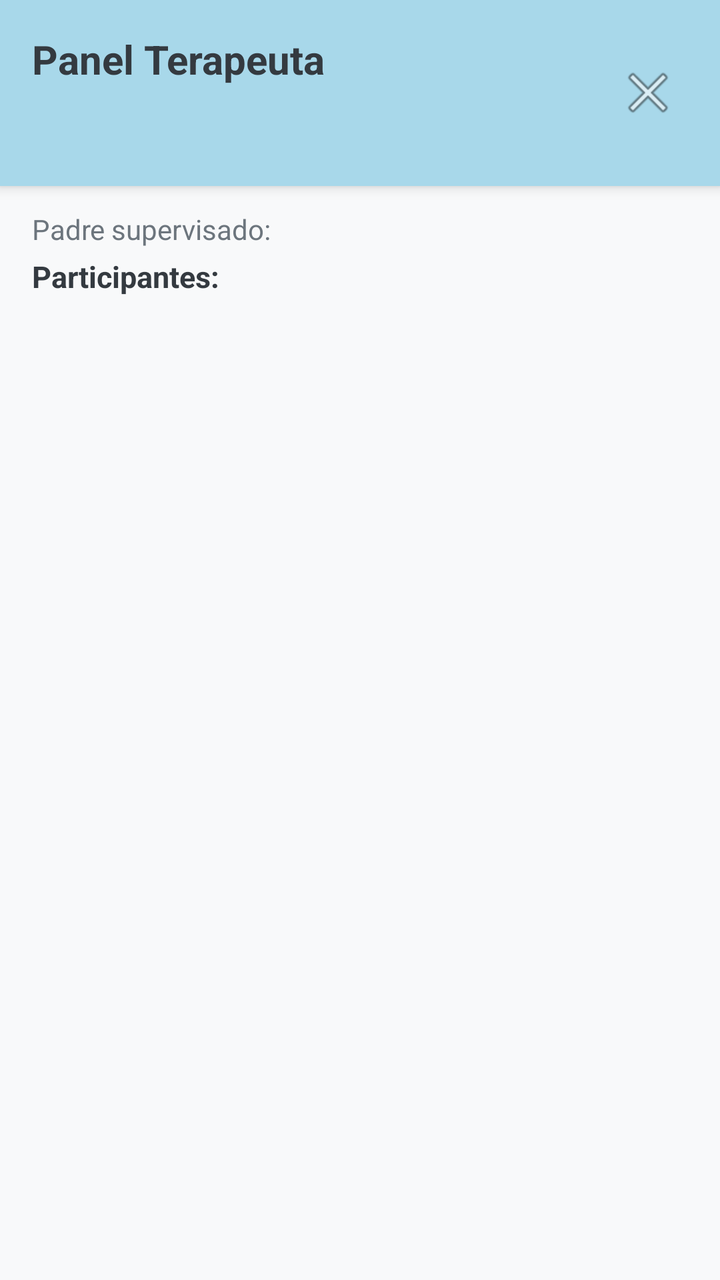
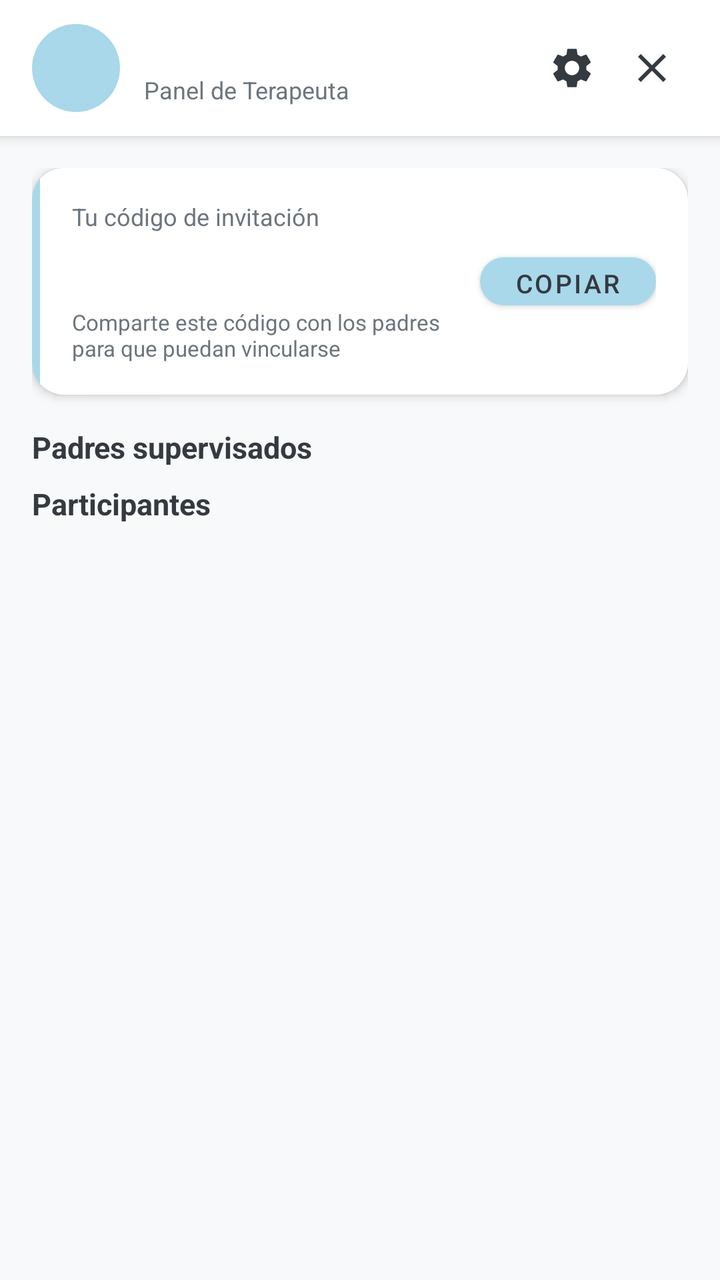

Two renders of the same Android screen: before a commit and after it. Below are the layout's source before the change and the commit's diff.
<!-- AndroidManifest.xml: application theme Theme.TEApp -->
<!-- res/layout/activity_therapist_dashboard.xml -->
<?xml version="1.0" encoding="utf-8"?>
<LinearLayout xmlns:android="http://schemas.android.com/apk/res/android"
    android:layout_width="match_parent"
    android:layout_height="match_parent"
    android:orientation="vertical"
    android:background="@color/background">

    
    <LinearLayout
        android:layout_width="match_parent"
        android:layout_height="wrap_content"
        android:orientation="horizontal"
        android:background="@color/primary"
        android:padding="16dp"
        android:gravity="center_vertical"
        android:elevation="4dp">

        <LinearLayout
            android:layout_width="0dp"
            android:layout_height="wrap_content"
            android:layout_weight="1"
            android:orientation="vertical">
            <TextView
                android:layout_width="wrap_content"
                android:layout_height="wrap_content"
                android:text="Panel Terapeuta"
                android:textSize="20sp"
                android:textStyle="bold"
                android:textColor="@color/on_primary" />
            <TextView
                android:id="@+id/tv_usuario"
                android:layout_width="wrap_content"
                android:layout_height="wrap_content"
                android:textSize="13sp"
                android:textColor="@color/on_primary" />
            <TextView
                android:id="@+id/tv_codigo"
                android:layout_width="wrap_content"
                android:layout_height="wrap_content"
                android:textSize="12sp"
                android:textColor="@color/on_primary" />
        </LinearLayout>

        <ImageButton
            android:id="@+id/btn_logout"
            android:layout_width="40dp"
            android:layout_height="40dp"
            android:src="@android:drawable/ic_menu_close_clear_cancel"
            android:background="?attr/selectableItemBackgroundBorderless"
            android:contentDescription="Cerrar sesión" />
    </LinearLayout>

    <ProgressBar
        android:id="@+id/progress_bar"
        android:layout_width="wrap_content"
        android:layout_height="wrap_content"
        android:layout_gravity="center"
        android:layout_marginTop="16dp"
        android:visibility="gone" />

    
    <TextView
        android:layout_width="wrap_content"
        android:layout_height="wrap_content"
        android:text="Padre supervisado:"
        android:textSize="14sp"
        android:textColor="@color/text_secondary"
        android:paddingStart="16dp"
        android:paddingEnd="16dp"
        android:paddingTop="12dp" />

    <Spinner
        android:id="@+id/spinner_padres"
        android:layout_width="match_parent"
        android:layout_height="wrap_content"
        android:layout_margin="16dp"
        android:visibility="gone" />

    <TextView
        android:id="@+id/tv_vacio"
        android:layout_width="match_parent"
        android:layout_height="wrap_content"
        android:text="No tenés padres supervisados aún."
        android:textSize="15sp"
        android:textColor="@color/text_secondary"
        android:gravity="center"
        android:padding="32dp"
        android:visibility="gone" />

    
    <TextView
        android:layout_width="match_parent"
        android:layout_height="wrap_content"
        android:text="Participantes:"
        android:textSize="15sp"
        android:textStyle="bold"
        android:textColor="@color/on_primary"
        android:paddingStart="16dp"
        android:paddingEnd="16dp"
        android:paddingTop="4dp" />

    <androidx.recyclerview.widget.RecyclerView
        android:id="@+id/rv_participantes"
        android:layout_width="match_parent"
        android:layout_height="0dp"
        android:layout_weight="1"
        android:padding="8dp" />

</LinearLayout>
<!-- resources referenced by this layout -->
<resources>
  <color name="background">#F8F9FA</color>
  <color name="on_primary">#343A40</color>
  <color name="primary">#A8D8EA</color>
  <color name="text_secondary">#6C757D</color>
  <style name="Theme.TEApp" parent="Theme.MaterialComponents.Light.NoActionBar">
          <item name="colorPrimary">@color/primary</item>
          <item name="colorPrimaryVariant">@color/primary_dark</item>
          <item name="colorOnPrimary">@color/on_primary</item>
          <item name="colorSecondary">@color/secondary</item>
          <item name="colorOnSecondary">@color/on_primary</item>
          <item name="android:colorBackground">@color/background</item>
          <item name="colorSurface">@color/surface</item>
          <item name="colorOnSurface">@color/on_primary</item>
          <item name="colorOnBackground">@color/on_primary</item>
          <item name="android:textColorPrimary">@color/on_primary</item>
          <item name="android:textColorSecondary">@color/text_secondary</item>
          <item name="android:statusBarColor">@color/primary_dark</item>
          <item name="colorControlNormal">@color/on_primary</item>
          <item name="colorControlActivated">@color/primary_dark</item>
      </style>
  <color name="primary_dark">#78C1C8</color>
  <color name="secondary">#B8E0C8</color>
  <color name="surface">#FFFFFF</color>
</resources>

<!-- the commit's change to res/layout/activity_therapist_dashboard.xml (unified diff, before → after) -->
@@ -1,5 +1,6 @@
 <?xml version="1.0" encoding="utf-8"?>
 <LinearLayout xmlns:android="http://schemas.android.com/apk/res/android"
+    xmlns:app="http://schemas.android.com/apk/res-auto"
     android:layout_width="match_parent"
     android:layout_height="match_parent"
     android:orientation="vertical"
@@ -10,10 +11,24 @@
         android:layout_width="match_parent"
         android:layout_height="wrap_content"
         android:orientation="horizontal"
-        android:background="@color/primary"
-        android:padding="16dp"
-        android:gravity="center_vertical"
-        android:elevation="4dp">
+        android:background="#FFFFFF"
+        android:elevation="4dp"
+        android:paddingStart="16dp"
+        android:paddingEnd="16dp"
+        android:paddingTop="12dp"
+        android:paddingBottom="12dp"
+        android:gravity="center_vertical">
+
+        <TextView
+            android:id="@+id/tv_initials"
+            android:layout_width="44dp"
+            android:layout_height="44dp"
+            android:gravity="center"
+            android:textSize="18sp"
+            android:textStyle="bold"
+            android:textColor="#FFFFFF"
+            android:background="@drawable/circle_avatar"
+            android:layout_marginEnd="12dp" />
 
         <LinearLayout
             android:layout_width="0dp"
@@ -21,89 +36,175 @@
             android:layout_weight="1"
             android:orientation="vertical">
             <TextView
-                android:layout_width="wrap_content"
-                android:layout_height="wrap_content"
-                android:text="Panel Terapeuta"
-                android:textSize="20sp"
+                android:id="@+id/tv_usuario"
+                android:layout_width="wrap_content"
+                android:layout_height="wrap_content"
+                android:textSize="16sp"
                 android:textStyle="bold"
                 android:textColor="@color/on_primary" />
             <TextView
-                android:id="@+id/tv_usuario"
-                android:layout_width="wrap_content"
-                android:layout_height="wrap_content"
-                android:textSize="13sp"
-                android:textColor="@color/on_primary" />
-            <TextView
-                android:id="@+id/tv_codigo"
-                android:layout_width="wrap_content"
-                android:layout_height="wrap_content"
+                android:layout_width="wrap_content"
+                android:layout_height="wrap_content"
+                android:text="Panel de Terapeuta"
                 android:textSize="12sp"
-                android:textColor="@color/on_primary" />
+                android:textColor="@color/text_secondary" />
         </LinearLayout>
+
+        <ImageButton
+            android:id="@+id/btn_perfil"
+            android:layout_width="36dp"
+            android:layout_height="36dp"
+            android:src="@drawable/ic_settings"
+            android:background="?attr/selectableItemBackgroundBorderless"
+            android:contentDescription="Mi perfil"
+            android:layout_marginEnd="4dp" />
 
         <ImageButton
             android:id="@+id/btn_logout"
-            android:layout_width="40dp"
-            android:layout_height="40dp"
-            android:src="@android:drawable/ic_menu_close_clear_cancel"
+            android:layout_width="36dp"
+            android:layout_height="36dp"
+            android:src="@drawable/ic_close"
             android:background="?attr/selectableItemBackgroundBorderless"
             android:contentDescription="Cerrar sesión" />
     </LinearLayout>
 
-    <ProgressBar
-        android:id="@+id/progress_bar"
-        android:layout_width="wrap_content"
-        android:layout_height="wrap_content"
-        android:layout_gravity="center"
-        android:layout_marginTop="16dp"
-        android:visibility="gone" />
-
-    
-    <TextView
-        android:layout_width="wrap_content"
-        android:layout_height="wrap_content"
-        android:text="Padre supervisado:"
-        android:textSize="14sp"
-        android:textColor="@color/text_secondary"
-        android:paddingStart="16dp"
-        android:paddingEnd="16dp"
-        android:paddingTop="12dp" />
-
-    <Spinner
-        android:id="@+id/spinner_padres"
+    <androidx.core.widget.NestedScrollView
         android:layout_width="match_parent"
-        android:layout_height="wrap_content"
-        android:layout_margin="16dp"
-        android:visibility="gone" />
-
-    <TextView
-        android:id="@+id/tv_vacio"
-        android:layout_width="match_parent"
-        android:layout_height="wrap_content"
-        android:text="No tenés padres supervisados aún."
-        android:textSize="15sp"
-        android:textColor="@color/text_secondary"
-        android:gravity="center"
-        android:padding="32dp"
-        android:visibility="gone" />
-
-    
-    <TextView
-        android:layout_width="match_parent"
-        android:layout_height="wrap_content"
-        android:text="Participantes:"
-        android:textSize="15sp"
-        android:textStyle="bold"
-        android:textColor="@color/on_primary"
-        android:paddingStart="16dp"
-        android:paddingEnd="16dp"
-        android:paddingTop="4dp" />
-
-    <androidx.recyclerview.widget.RecyclerView
-        android:id="@+id/rv_participantes"
-        android:layout_width="match_parent"
-        android:layout_height="0dp"
-        android:layout_weight="1"
-        android:padding="8dp" />
+        android:layout_height="match_parent">
+
+        <LinearLayout
+            android:layout_width="match_parent"
+            android:layout_height="wrap_content"
+            android:orientation="vertical"
+            android:padding="16dp">
+
+            
+            <androidx.cardview.widget.CardView
+                android:layout_width="match_parent"
+                android:layout_height="wrap_content"
+                android:layout_marginBottom="16dp"
+                app:cardCornerRadius="16dp"
+                app:cardElevation="3dp"
+                app:cardBackgroundColor="#FFFFFF">
+
+                <LinearLayout
+                    android:layout_width="match_parent"
+                    android:layout_height="wrap_content"
+                    android:orientation="horizontal">
+
+                    
+                    <View
+                        android:layout_width="4dp"
+                        android:layout_height="match_parent"
+                        android:background="@color/primary" />
+
+                    <LinearLayout
+                        android:layout_width="match_parent"
+                        android:layout_height="wrap_content"
+                        android:orientation="horizontal"
+                        android:padding="16dp"
+                        android:gravity="center_vertical">
+
+                    <LinearLayout
+                        android:layout_width="0dp"
+                        android:layout_height="wrap_content"
+                        android:layout_weight="1"
+                        android:orientation="vertical">
+
+                        <TextView
+                            android:layout_width="wrap_content"
+                            android:layout_height="wrap_content"
+                            android:text="Tu código de invitación"
+                            android:textSize="12sp"
+                            android:textColor="@color/text_secondary"
+                            android:layout_marginBottom="4dp" />
+
+                        <TextView
+                            android:id="@+id/tv_codigo"
+                            android:layout_width="wrap_content"
+                            android:layout_height="wrap_content"
+                            android:textSize="22sp"
+                            android:textStyle="bold"
+                            android:textColor="@color/on_primary"
+                            android:letterSpacing="0.1"
+                            android:layout_marginBottom="4dp" />
+
+                        <TextView
+                            android:layout_width="wrap_content"
+                            android:layout_height="wrap_content"
+                            android:text="Comparte este código con los padres para que puedan vincularse"
+                            android:textSize="11sp"
+                            android:textColor="@color/text_secondary" />
+
+                    </LinearLayout>
+
+                    
+                    <Button
+                        android:id="@+id/btn_copiar_codigo"
+                        android:layout_width="wrap_content"
+                        android:layout_height="36dp"
+                        android:text="Copiar"
+                        android:textSize="13sp"
+                        android:layout_marginStart="12dp"
+                        style="@style/Widget.TEApp.Button" />
+
+                    </LinearLayout>
+                </LinearLayout>
+            </androidx.cardview.widget.CardView>
+
+            <ProgressBar
+                android:id="@+id/progress_bar"
+                android:layout_width="wrap_content"
+                android:layout_height="wrap_content"
+                android:layout_gravity="center"
+                android:visibility="gone" />
+
+            
+            <TextView
+                android:layout_width="wrap_content"
+                android:layout_height="wrap_content"
+                android:text="Padres supervisados"
+                android:textSize="15sp"
+                android:textStyle="bold"
+                android:textColor="@color/on_primary"
+                android:layout_marginBottom="8dp" />
+
+            <TextView
+                android:id="@+id/tv_vacio"
+                android:layout_width="match_parent"
+                android:layout_height="wrap_content"
+                android:text="No tenés padres supervisados aún. Comparte tu código de invitación."
+                android:textSize="14sp"
+                android:textColor="@color/text_secondary"
+                android:gravity="center"
+                android:padding="16dp"
+                android:visibility="gone" />
+
+            <Spinner
+                android:id="@+id/spinner_padres"
+                android:layout_width="match_parent"
+                android:layout_height="wrap_content"
+                android:layout_marginBottom="16dp"
+                android:background="@drawable/spinner_background"
+                android:visibility="gone" />
+
+            
+            <TextView
+                android:layout_width="match_parent"
+                android:layout_height="wrap_content"
+                android:text="Participantes"
+                android:textSize="15sp"
+                android:textStyle="bold"
+                android:textColor="@color/on_primary"
+                android:layout_marginBottom="8dp" />
+
+            <androidx.recyclerview.widget.RecyclerView
+                android:id="@+id/rv_participantes"
+                android:layout_width="match_parent"
+                android:layout_height="wrap_content"
+                android:nestedScrollingEnabled="false" />
+
+        </LinearLayout>
+    </androidx.core.widget.NestedScrollView>
 
 </LinearLayout>
<!-- resource entries referenced after the edit -->
@@ -4,6 +4,50 @@
   <color name="on_primary">#343A40</color>
   <color name="primary">#A8D8EA</color>
   <color name="text_secondary">#6C757D</color>
+  <!-- drawable circle_avatar (drawable) -->
+  <?xml version="1.0" encoding="utf-8"?>
+  <shape xmlns:android="http://schemas.android.com/apk/res/android"
+      android:shape="oval">
+      <solid android:color="#A8D8EA" />
+  </shape>
+  <!-- drawable ic_close (drawable) -->
+  <?xml version="1.0" encoding="utf-8"?>
+  <vector xmlns:android="http://schemas.android.com/apk/res/android"
+      android:width="24dp"
+      android:height="24dp"
+      android:viewportWidth="24"
+      android:viewportHeight="24">
+      <path
+          android:fillColor="?attr/colorControlNormal"
+          android:pathData="M19,6.41L17.59,5 12,10.59 6.41,5 5,6.41 10.59,12 5,17.59 6.41,19 12,13.41 17.59,19 19,17.59 13.41,12z"/>
+  </vector>
+  <!-- drawable ic_settings (drawable) -->
+  <?xml version="1.0" encoding="utf-8"?>
+  <vector xmlns:android="http://schemas.android.com/apk/res/android"
+      android:width="24dp"
+      android:height="24dp"
+      android:viewportWidth="24"
+      android:viewportHeight="24">
+      <path
+          android:fillColor="?attr/colorControlNormal"
+          android:pathData="M19.14,12.94c0.04,-0.3 0.06,-0.61 0.06,-0.94 0,-0.32 -0.02,-0.64 -0.07,-0.94l2.03,-1.58c0.18,-0.14 0.23,-0.41 0.12,-0.61l-1.92,-3.32c-0.12,-0.22 -0.37,-0.29 -0.59,-0.22l-2.39,0.96c-0.5,-0.38 -1.03,-0.7 -1.62,-0.94l-0.36,-2.54c-0.04,-0.24 -0.24,-0.41 -0.48,-0.41h-3.84c-0.24,0 -0.43,0.17 -0.47,0.41l-0.36,2.54c-0.59,0.24 -1.13,0.57 -1.62,0.94l-2.39,-0.96c-0.22,-0.08 -0.47,0 -0.59,0.22L2.74,8.87c-0.12,0.21 -0.08,0.47 0.12,0.61l2.03,1.58c-0.05,0.3 -0.09,0.63 -0.09,0.94s0.02,0.64 0.07,0.94l-2.03,1.58c-0.18,0.14 -0.23,0.41 -0.12,0.61l1.92,3.32c0.12,0.22 0.37,0.29 0.59,0.22l2.39,-0.96c0.5,0.38 1.03,0.7 1.62,0.94l0.36,2.54c0.05,0.24 0.24,0.41 0.48,0.41h3.84c0.24,0 0.44,-0.17 0.47,-0.41l0.36,-2.54c0.59,-0.24 1.13,-0.56 1.62,-0.94l2.39,0.96c0.22,0.08 0.47,0 0.59,-0.22l1.92,-3.32c0.12,-0.22 0.07,-0.47 -0.12,-0.61l-2.01,-1.58zM12,15.6c-1.98,0 -3.6,-1.62 -3.6,-3.6s1.62,-3.6 3.6,-3.6 3.6,1.62 3.6,3.6 -1.62,3.6 -3.6,3.6z"/>
+  </vector>
+  <!-- drawable spinner_background (drawable) -->
+  <?xml version="1.0" encoding="utf-8"?>
+  <layer-list xmlns:android="http://schemas.android.com/apk/res/android">
+      <item>
+          <shape android:shape="rectangle">
+              <solid android:color="#EEF7FB" />
+              <stroke android:width="1dp" android:color="#343A40" />
+              <corners android:radius="4dp" />
+          </shape>
+      </item>
+  </layer-list>
+  <style name="Widget.TEApp.Button" parent="Widget.MaterialComponents.Button">
+          <item name="backgroundTint">@color/primary</item>
+          <item name="android:textColor">@color/on_primary</item>
+          <item name="cornerRadius">12dp</item>
+      </style>
   <style name="Theme.TEApp" parent="Theme.MaterialComponents.Light.NoActionBar">
           <item name="colorPrimary">@color/primary</item>
           <item name="colorPrimaryVariant">@color/primary_dark</item>
